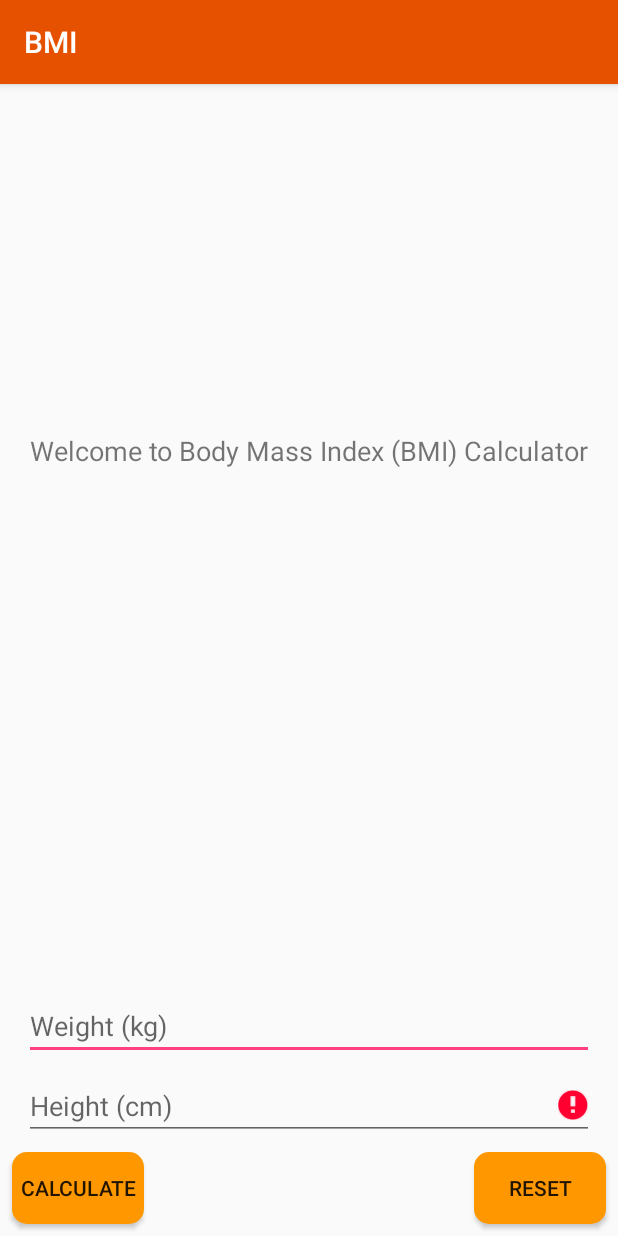
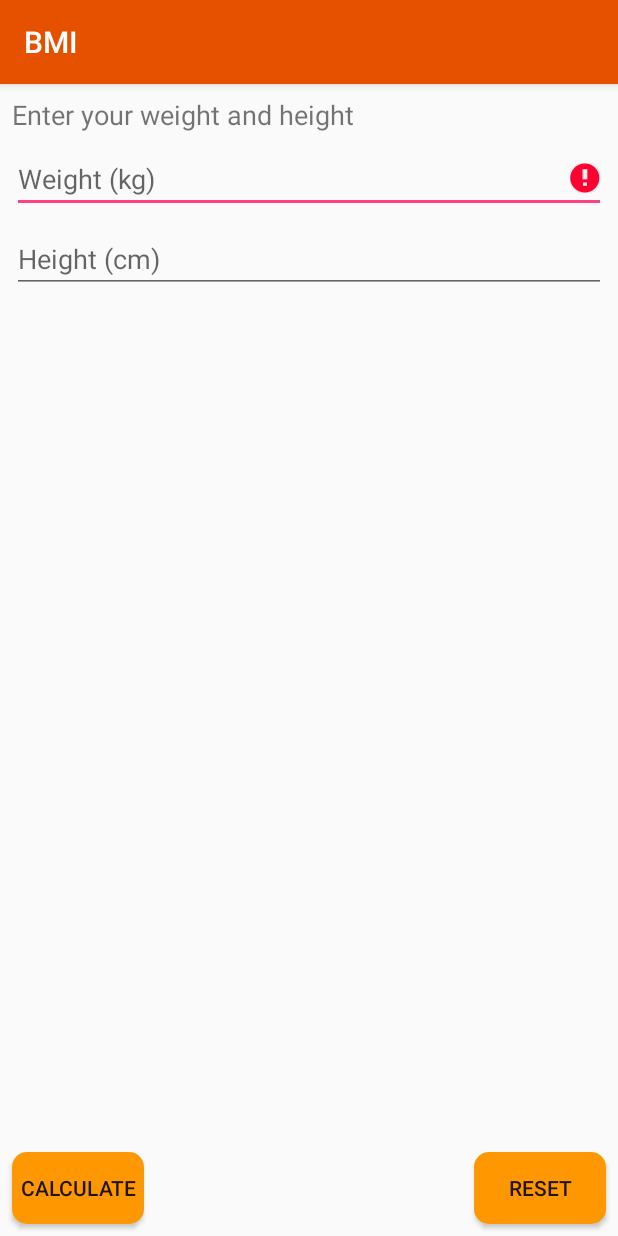
Before and after one commit to seekweeteck/BMIDemo, an Android app: the screen it shows after launch (MainActivity), after a tap on "RESET", on a phone screen of 412 x 824 dp. Run offline under Robolectric (Android 15) with nearby library versions, the light colour scheme and no system bars; 1 other tap on this screen came first.

Commit message:
Update UI and string

```diff
--- a/app/src/main/java/my/edu/tarc/bmidemo/MainActivity.java
+++ b/app/src/main/java/my/edu/tarc/bmidemo/MainActivity.java
@@ -26,12 +26,13 @@ public class MainActivity extends AppCompatActivity {
     }
 
     public void calculateBMI(View view){
+        if(TextUtils.isEmpty(editTextWeight.getText())){
+            editTextWeight.setError("Enter your body weight");
+            return;
+        }
+
         if(TextUtils.isEmpty(editTextHeight.getText())){
             editTextHeight.setError("Enter your body height");
-            return;
-        }
-        if(TextUtils.isEmpty(editTextWeight.getText())){
-            editTextWeight.setError("Enter your body weight");
             return;
         }
 
@@ -42,22 +43,24 @@ public class MainActivity extends AppCompatActivity {
 
         if (bmi < 18.5){
             imageViewResult.setImageResource(R.drawable.under);
-            textViewResult.setText("BMI: Underweight");
+            textViewResult.setText("Underweight");
         } else if(bmi>=18.5 && bmi <=24.9) {
             imageViewResult.setImageResource(R.drawable.normal);
-            textViewResult.setText("BMI: Normal");
+            textViewResult.setText("Normal");
         }else{
             imageViewResult.setImageResource(R.drawable.over);
-            textViewResult.setText("BMI: Over weight");
+            textViewResult.setText("Overweight");
         }
         imageViewResult.setVisibility(View.VISIBLE);
     }
 
     public void resetInput(View view){
         editTextWeight.setText("");
+        editTextWeight.setFocusable(true);
+        editTextWeight.requestFocus();
         editTextHeight.setText("");
+        textViewResult.setText("");
         imageViewResult.setImageResource(R.drawable.empty);
-        textViewResult.setText(getString(R.string.welcome_message));
         imageViewResult.setVisibility(View.INVISIBLE);
     }
 }
--- a/app/src/main/res/layout/activity_main.xml
+++ b/app/src/main/res/layout/activity_main.xml
@@ -7,31 +7,36 @@
     tools:context=".MainActivity">
 
     <TextView
-        android:id="@+id/textViewMessage"
-        android:layout_width="wrap_content"
+        android:id="@+id/textView"
+        android:layout_width="0dp"
         android:layout_height="wrap_content"
+        android:layout_marginStart="8dp"
         android:layout_marginLeft="8dp"
         android:layout_marginTop="8dp"
+        android:layout_marginEnd="8dp"
         android:layout_marginRight="8dp"
-        android:gravity="center"
         android:text="@string/welcome_message"
         android:textSize="18sp"
-        app:layout_constraintLeft_toLeftOf="parent"
-        app:layout_constraintRight_toRightOf="parent"
-        app:layout_constraintTop_toBottomOf="@+id/imageViewResult" />
+        app:layout_constraintEnd_toEndOf="parent"
+        app:layout_constraintStart_toStartOf="parent"
+        app:layout_constraintTop_toTopOf="parent" />
 
     <EditText
         android:id="@+id/editTextWeight"
         android:layout_width="0dp"
         android:layout_height="wrap_content"
-        android:layout_marginBottom="8dp"
+        android:layout_marginStart="8dp"
+        android:layout_marginLeft="8dp"
+        android:layout_marginTop="8dp"
+        android:layout_marginEnd="8dp"
+        android:layout_marginRight="8dp"
         android:ems="10"
         android:hint="@string/weight_kg"
-        android:importantForAutofill="no"
         android:inputType="numberDecimal"
-        app:layout_constraintBottom_toTopOf="@+id/editTextHeight"
-        app:layout_constraintEnd_toEndOf="@+id/editTextHeight"
-        app:layout_constraintStart_toStartOf="@+id/editTextHeight" />
+        app:layout_constraintEnd_toEndOf="parent"
+        app:layout_constraintHorizontal_bias="0.0"
+        app:layout_constraintStart_toStartOf="parent"
+        app:layout_constraintTop_toBottomOf="@+id/textView" />
 
     <EditText
         android:id="@+id/editTextHeight"
@@ -39,15 +44,15 @@
         android:layout_height="wrap_content"
         android:layout_marginStart="8dp"
         android:layout_marginLeft="8dp"
+        android:layout_marginTop="8dp"
         android:layout_marginEnd="8dp"
         android:layout_marginRight="8dp"
-        android:layout_marginBottom="8dp"
         android:ems="10"
         android:hint="@string/height_cm"
         android:inputType="numberDecimal"
-        app:layout_constraintBottom_toTopOf="@+id/buttonCalculate"
-        app:layout_constraintEnd_toEndOf="@+id/buttonReset"
-        app:layout_constraintStart_toStartOf="@+id/buttonCalculate" />
+        app:layout_constraintEnd_toEndOf="parent"
+        app:layout_constraintStart_toStartOf="parent"
+        app:layout_constraintTop_toBottomOf="@+id/editTextWeight" />
 
     <ImageView
         android:id="@+id/imageViewResult"
@@ -58,11 +63,26 @@
         android:layout_marginTop="8dp"
         android:layout_marginEnd="8dp"
         android:layout_marginRight="8dp"
-        android:visibility="visible"
+        android:visibility="invisible"
         app:layout_constraintEnd_toEndOf="parent"
+        app:layout_constraintHorizontal_bias="0.482"
         app:layout_constraintStart_toStartOf="parent"
-        app:layout_constraintTop_toTopOf="parent"
+        app:layout_constraintTop_toBottomOf="@+id/editTextHeight"
         app:srcCompat="@drawable/empty" />
+
+    <TextView
+        android:id="@+id/textViewMessage"
+        android:layout_width="0dp"
+        android:layout_height="wrap_content"
+        android:layout_marginLeft="8dp"
+        android:layout_marginTop="8dp"
+        android:layout_marginRight="8dp"
+        android:gravity="center"
+        android:textSize="18sp"
+        app:layout_constraintHorizontal_bias="0.0"
+        app:layout_constraintLeft_toLeftOf="parent"
+        app:layout_constraintRight_toRightOf="parent"
+        app:layout_constraintTop_toBottomOf="@+id/imageViewResult" />
 
     <Button
         android:id="@+id/buttonCalculate"
--- a/app/src/main/res/values/strings.xml
+++ b/app/src/main/res/values/strings.xml
@@ -1,6 +1,6 @@
 <resources>
     <string name="app_name">BMI</string>
-    <string name="welcome_message">Welcome to Body Mass Index (BMI) Calculator</string>
+    <string name="welcome_message">Enter your weight and height</string>
     <string name="weight_kg">Weight (kg)</string>
     <string name="height_cm">Height (cm)</string>
     <string name="calculate">Calculate</string>
```
